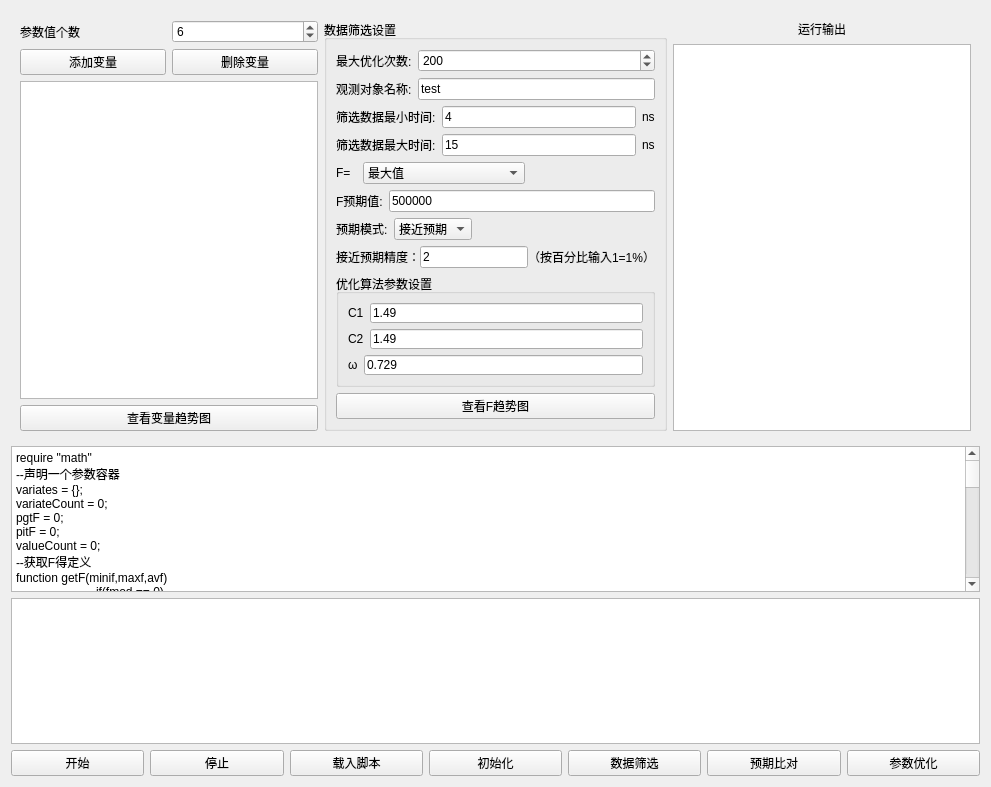
Above: src/SmartContorl/SmartContorlUI.ui from BeQuiet1228/FreeCAD before the change. Below: the same form after it.
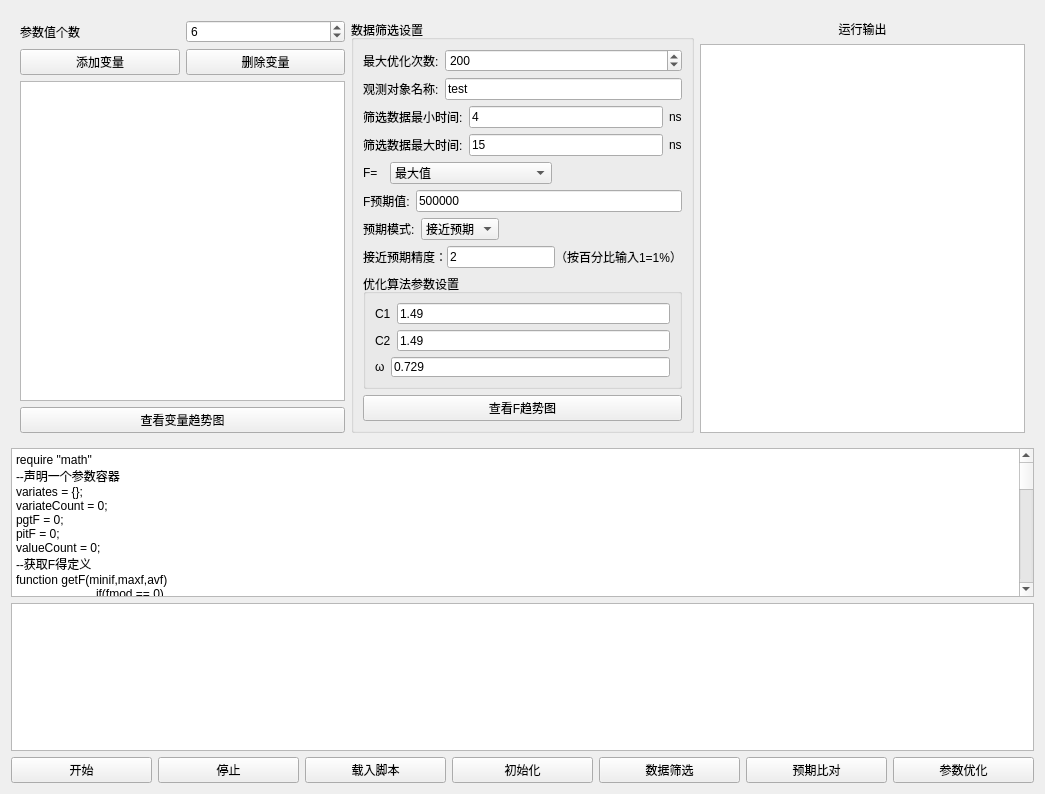
That is the form after the change. Custom widgets are drawn as their Qt base class.

Commit message: 修改优化算法显示框的排布

The edit to the form file:
```diff
--- a/src/SmartContorl/SmartContorlUI.ui
+++ b/src/SmartContorl/SmartContorlUI.ui
@@ -6,8 +6,8 @@
    <rect>
     <x>0</x>
     <y>0</y>
-    <width>991</width>
-    <height>787</height>
+    <width>1045</width>
+    <height>794</height>
    </rect>
   </property>
   <property name="windowTitle">
@@ -792,6 +792,12 @@
        <verstretch>0</verstretch>
       </sizepolicy>
      </property>
+     <property name="horizontalScrollBarPolicy">
+      <enum>Qt::ScrollBarAsNeeded</enum>
+     </property>
+     <property name="flow">
+      <enum>QListView::LeftToRight</enum>
+     </property>
     </widget>
    </item>
    <item>
```
The commit also changes 1 other file.
